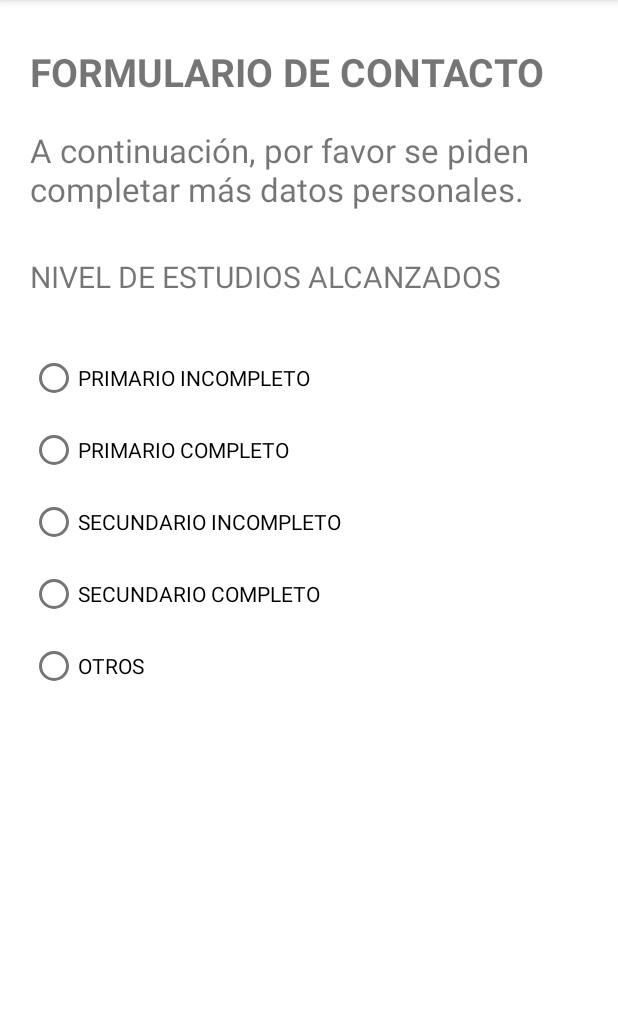
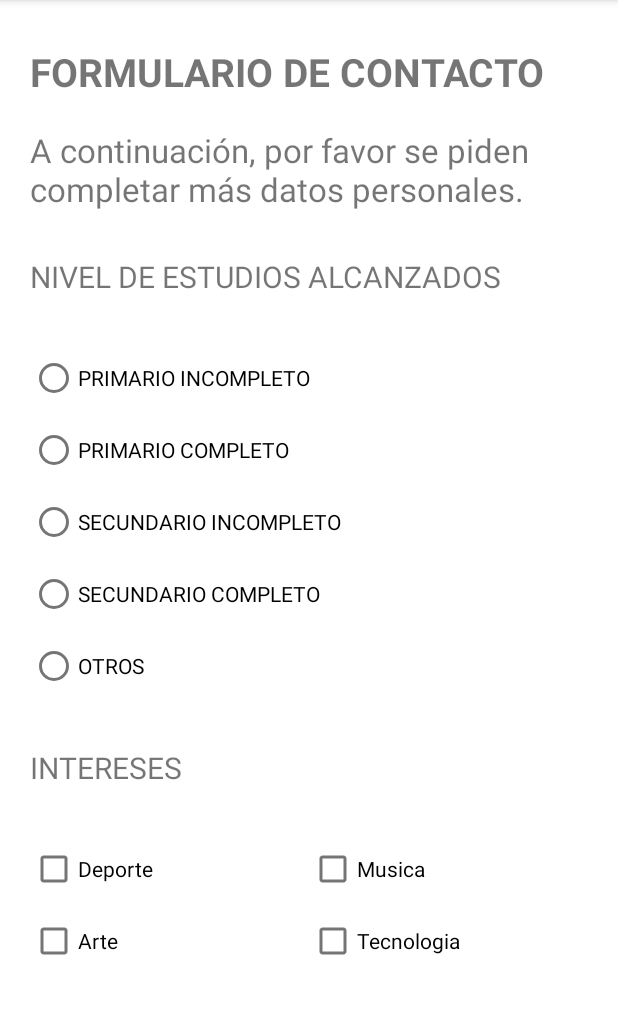
Before and after one commit to JoseZenteno269/TP6_GRUPO_1, an Android app: the fragment FragmentInteresEstudio shown on its own in the app's theme, on a phone screen of 412 x 824 dp, the part 84-1098 px from its top. Run offline under Robolectric (Android 15) with nearby library versions, the phone set to English and light mode, and no system bars; 1 statement that could not run was skipped.

Commit message:
add checkboxes and intereses titles

```diff
--- a/TP6_GRUPO_1/app/src/main/res/layout/fragment_intereses_estudio.xml
+++ b/TP6_GRUPO_1/app/src/main/res/layout/fragment_intereses_estudio.xml
@@ -75,5 +75,55 @@
 
         </RadioGroup>
 
+        <TextView
+            android:id="@+id/textViewIntereses"
+            android:layout_width="match_parent"
+            android:layout_height="wrap_content"
+            android:layout_marginVertical="30dp"
+            android:text="INTERESES"
+            android:textSize="20sp" />
+
+        <LinearLayout
+            android:layout_width="match_parent"
+            android:layout_height="wrap_content"
+            android:orientation="horizontal">
+
+            <CheckBox
+                android:id="@+id/cb_Deporte"
+                android:layout_width="0dp"
+                android:layout_height="wrap_content"
+                android:layout_weight="1"
+                android:text="Deporte" />
+
+            <CheckBox
+                android:id="@+id/cb_Musica"
+                android:layout_width="0dp"
+                android:layout_height="wrap_content"
+                android:layout_weight="1"
+                android:text="Musica" />
+
+        </LinearLayout>
+
+        <LinearLayout
+            android:layout_width="match_parent"
+            android:layout_height="wrap_content"
+            android:orientation="horizontal">
+
+            <CheckBox
+                android:id="@+id/cb_Arte"
+                android:layout_width="0dp"
+                android:layout_height="wrap_content"
+                android:layout_weight="1"
+                android:text="Arte" />
+
+            <CheckBox
+                android:id="@+id/cb_Tecnologia"
+                android:layout_width="0dp"
+                android:layout_height="wrap_content"
+                android:layout_weight="1"
+                android:text="Tecnologia" />
+
+        </LinearLayout>
+
     </LinearLayout>
 </ScrollView>
```
